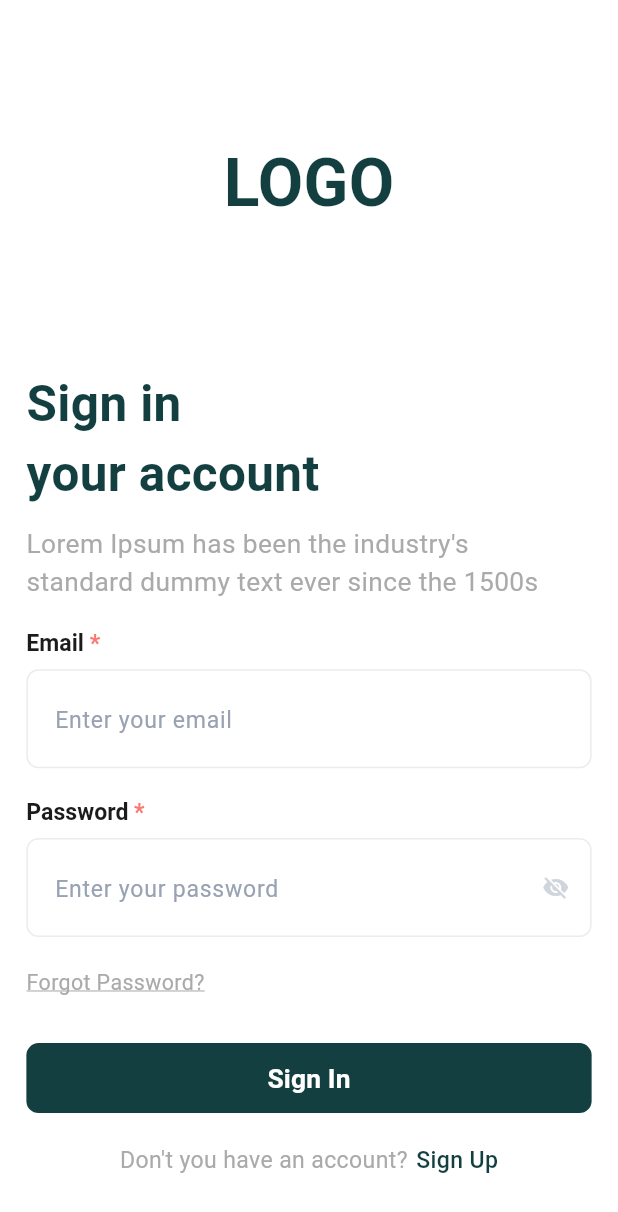
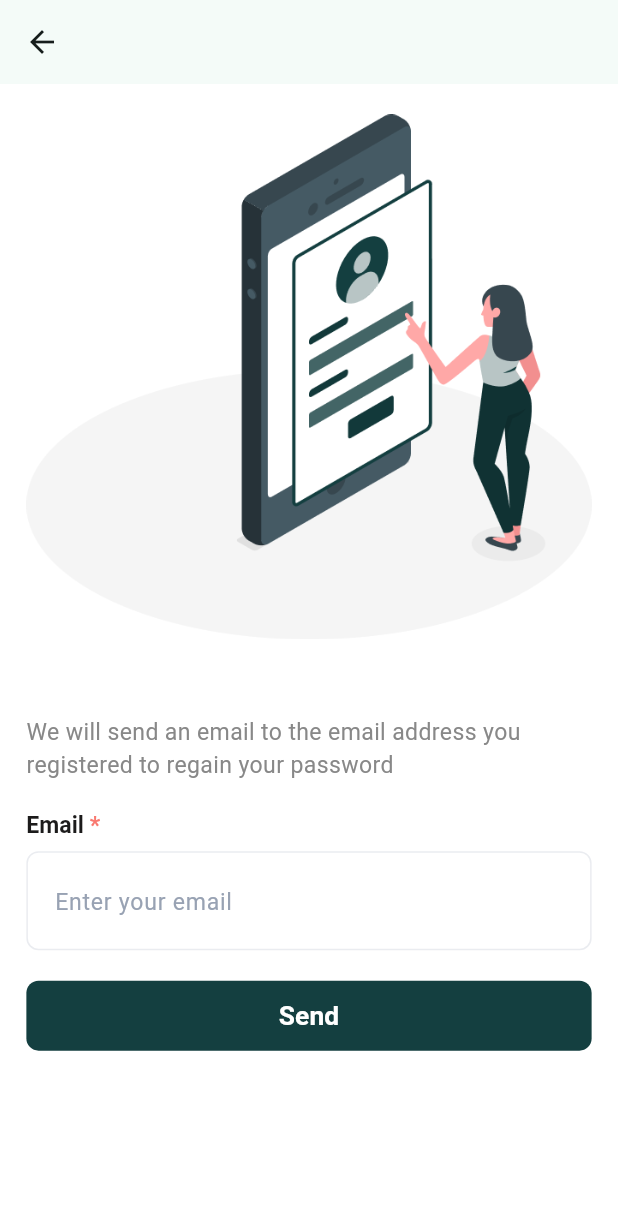
Before and after one commit to laiba-amjad9292/ShopSeeker, a Flutter app: the LoginScreen screen opened directly, after a tap on "Forgot Password?", on a phone screen of 412 x 824 dp. Shown: the top 1212 px of the screen. Run offline on Flutter 3.47's test engine with Material 3 defaults, Android fonts, the phone set to English and light mode, and no system bars; drawn by our look-alikes of auto_size_text, flutter_form_builder, overlay_support; our stand-ins replace camera, cloud_firestore, connectivity_plus, country_picker, firebase_auth, firebase_core and 12 more; missing offline and left inert: flutter_svprogresshud; accounts and stored records are empty; Roboto replaces fonts that are missing (jakarta-regular).

Commit message:
forgot screen created

```diff
--- /dev/null
+++ b/lib/modules/auth/screens/forgot_password.screen.dart
@@ -0,0 +1,76 @@
+import 'package:flutter/material.dart';
+import 'package:flutter_form_builder/flutter_form_builder.dart';
+import 'package:flutter_screenutil/flutter_screenutil.dart';
+import 'package:get/get.dart';
+import 'package:shop_seeker/global/widgets/button.widget.dart';
+import 'package:shop_seeker/global/widgets/textfield.widget.dart';
+import 'package:shop_seeker/modules/auth/controllers/auth_controller.dart';
+import 'package:shop_seeker/modules/auth/screens/login.screen.dart';
+import 'package:shop_seeker/utils/constants/app_colors.utils.dart';
+import 'package:shop_seeker/utils/extensions/size_extension.util.dart';
+import 'package:shop_seeker/utils/helpers/textfield_validators.utils.dart';
+import 'package:shop_seeker/utils/theme/textStyles.utils.dart';
+
+class ForgotPasswordScreen extends StatefulWidget {
+  const ForgotPasswordScreen({super.key});
+
+  @override
+  State<ForgotPasswordScreen> createState() => _ForgotPasswordScreenState();
+}
+
+class _ForgotPasswordScreenState extends State<ForgotPasswordScreen> {
+  SignUpController signupController = Get.put(SignUpController());
+
+  @override
+  Widget build(BuildContext context) {
+    return GetBuilder<SignUpController>(
+      builder: (logic) {
+        return FormBuilder(
+          key: logic.forgotPasswordInitialKey,
+          child: Scaffold(
+            appBar: AppBar(),
+            backgroundColor: AppColors.white,
+            body: SafeArea(
+              child: SingleChildScrollView(
+                child: Padding(
+                  padding: EdgeInsets.symmetric(horizontal: 16.w),
+                  child: Column(
+                    crossAxisAlignment: CrossAxisAlignment.start,
+                    children: [
+                      20.hp,
+                      Image.asset('assets/images/illustration.png'),
+                      50.hp,
+                      Text(
+                        "We will send an email to the email address you\nregistered to regain your password"
+                            .tr,
+                        style: styleRegular(
+                          size: 14,
+                          color: AppColors.color888888,
+                        ),
+                      ),
+                      20.hp,
+                      CustomTextField(
+                        validator: ValidatorUtils.email,
+                        heading: "Email".tr,
+                        hintText: 'Enter your email'.tr,
+                        keyName: 'email',
+                        isRequired: true,
+                      ),
+                      20.hp,
+                      AppButton(
+                        title: "Send".tr,
+                        onTap: () {
+                          logic.handleResetPassowrd();
+                        },
+                      ),
+                    ],
+                  ),
+                ),
+              ),
+            ),
+          ),
+        );
+      },
+    );
+  }
+}
--- a/lib/modules/auth/screens/login.screen.dart
+++ b/lib/modules/auth/screens/login.screen.dart
@@ -5,6 +5,7 @@ import 'package:get/get.dart';
 import 'package:shop_seeker/global/widgets/button.widget.dart';
 import 'package:shop_seeker/global/widgets/textfield.widget.dart';
 import 'package:shop_seeker/modules/auth/controllers/auth_controller.dart';
+import 'package:shop_seeker/modules/auth/screens/forgot_password.screen.dart';
 import 'package:shop_seeker/modules/auth/screens/sign_up.screen.dart';
 import 'package:shop_seeker/utils/constants/app_colors.utils.dart';
 import 'package:shop_seeker/utils/extensions/size_extension.util.dart';
@@ -82,7 +83,7 @@ class _LoginScreenState extends State<LoginScreen> {
                       20.hp,
                       GestureDetector(
                         onTap: () {
-                          // Get.off(() => );
+                          Get.off(() => ForgotPasswordScreen());
                         },
                         child: Text(
                           "Forgot Password?",
```
Also changed, not shown: assets/images/illustration.png (added).
